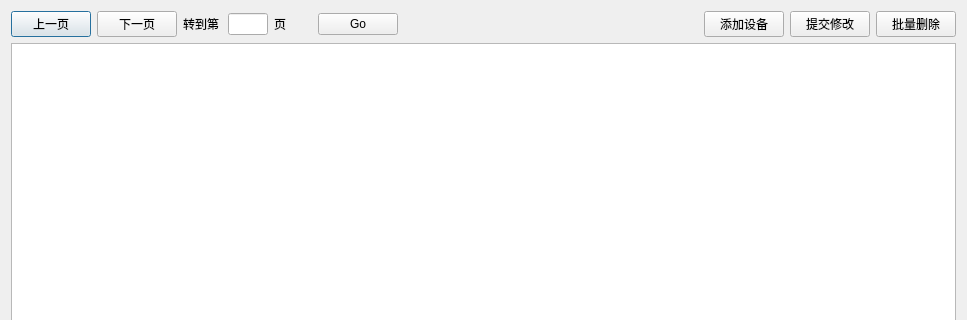
The window that device_list.ui (YoungerLee/reliability_analysis) describes before a commit, drawn with Qt 5; both pictures show x 0 to 967 and y 0 to 320 of the 967 by 676 pixel window.
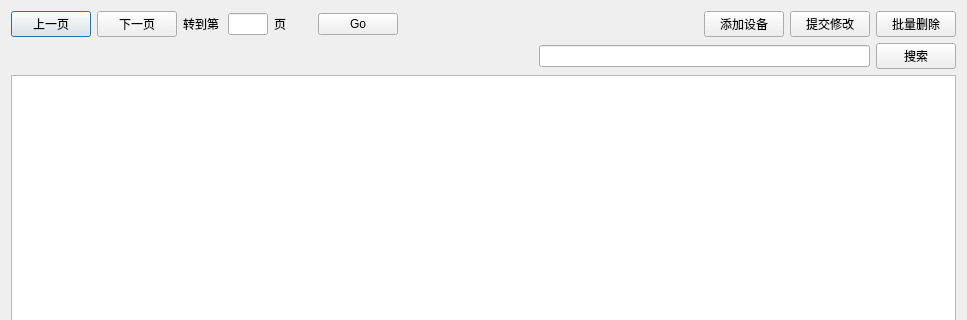
The same window after the commit.

What changed in the file:
```diff
--- a/device_list.ui
+++ b/device_list.ui
@@ -109,6 +109,33 @@
        </item>
       </layout>
      </item>
+     <item>
+      <layout class="QHBoxLayout" name="horizontalLayout_3">
+       <item>
+        <spacer name="horizontalSpacer_3">
+         <property name="orientation">
+          <enum>Qt::Horizontal</enum>
+         </property>
+         <property name="sizeHint" stdset="0">
+          <size>
+           <width>528</width>
+           <height>20</height>
+          </size>
+         </property>
+        </spacer>
+       </item>
+       <item>
+        <widget class="QLineEdit" name="searchEdit"/>
+       </item>
+       <item>
+        <widget class="QPushButton" name="searchButton">
+         <property name="text">
+          <string>搜索</string>
+         </property>
+        </widget>
+       </item>
+      </layout>
+     </item>
      <item>
       <widget class="QTableView" name="tableView"/>
      </item>
```
